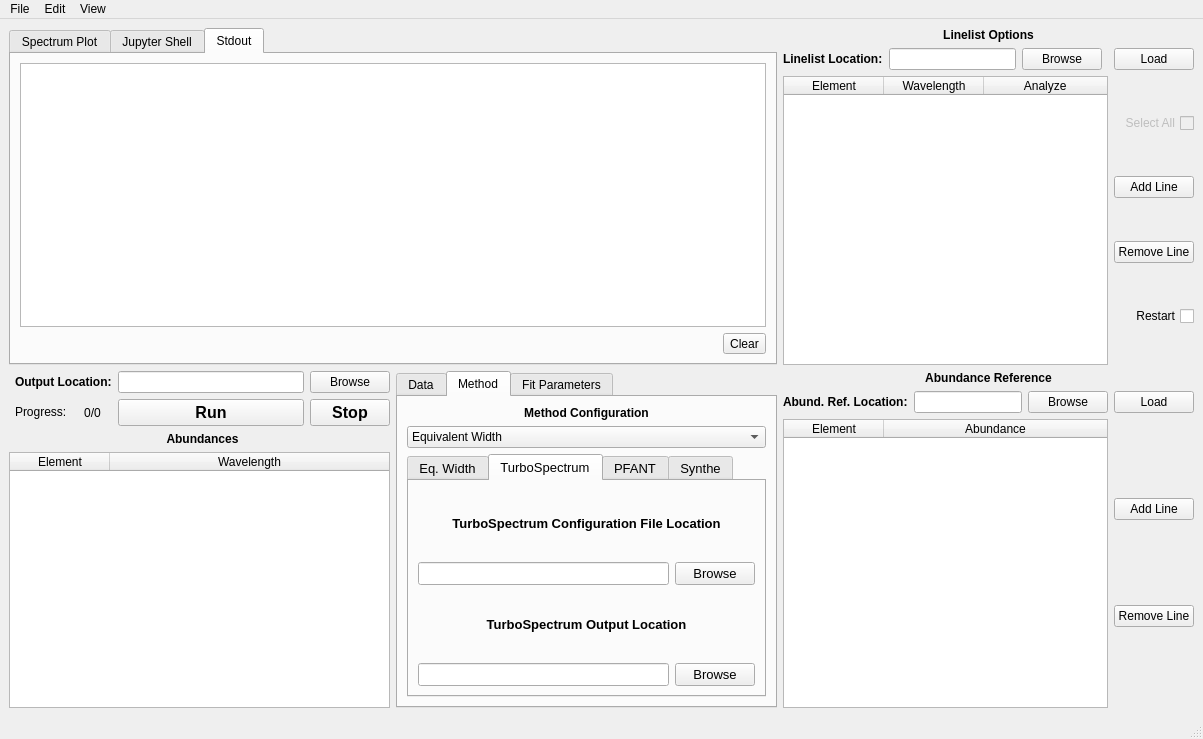
Old version of the form meafs_code/meafs.ui in the repository MatheusJCastro/meafs.
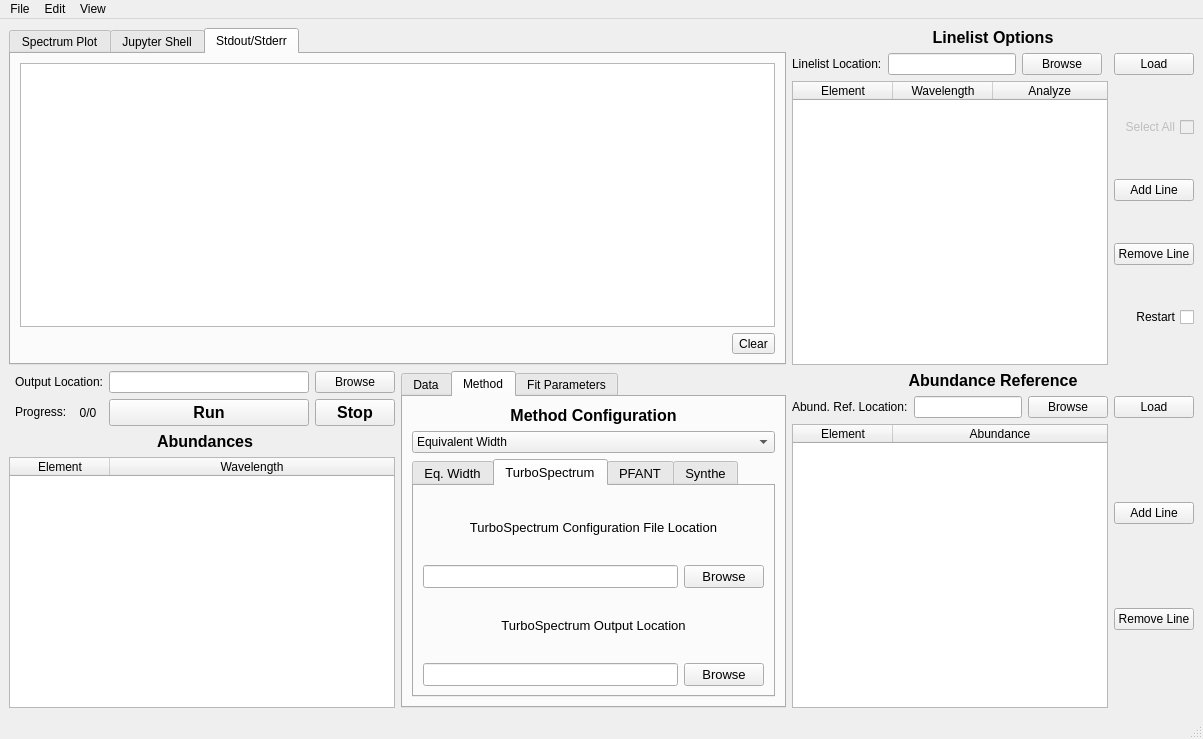
New version of the form. The open tabs and pages were chosen to show the change.

Patch:
```diff
--- a/meafs_code/meafs.ui
+++ b/meafs_code/meafs.ui
@@ -24,6 +24,7 @@
        <widget class="QLabel" name="referlabel">
         <property name="font">
          <font>
+          <pointsize>12</pointsize>
           <weight>75</weight>
           <bold>true</bold>
          </font>
@@ -40,8 +41,8 @@
        <widget class="QLabel" name="referlabel2">
         <property name="font">
          <font>
-          <weight>75</weight>
-          <bold>true</bold>
+          <weight>50</weight>
+          <bold>false</bold>
          </font>
         </property>
         <property name="text">
@@ -125,6 +126,7 @@
        <widget class="QLabel" name="abundanceslabel">
         <property name="font">
          <font>
+          <pointsize>12</pointsize>
           <weight>75</weight>
           <bold>true</bold>
          </font>
@@ -227,8 +229,8 @@
         </property>
         <property name="font">
          <font>
-          <weight>75</weight>
-          <bold>true</bold>
+          <weight>50</weight>
+          <bold>false</bold>
          </font>
         </property>
         <property name="text">
@@ -244,6 +246,7 @@
        <widget class="QLabel" name="linelistlabel">
         <property name="font">
          <font>
+          <pointsize>12</pointsize>
           <weight>75</weight>
           <bold>true</bold>
          </font>
@@ -308,8 +311,8 @@
         </property>
         <property name="font">
          <font>
-          <weight>75</weight>
-          <bold>true</bold>
+          <weight>50</weight>
+          <bold>false</bold>
          </font>
         </property>
         <property name="text">
@@ -476,6 +479,7 @@
             </property>
             <property name="font">
              <font>
+              <pointsize>12</pointsize>
               <weight>75</weight>
               <bold>true</bold>
              </font>
@@ -641,8 +645,8 @@
                   <property name="font">
                    <font>
                     <pointsize>10</pointsize>
-                    <weight>75</weight>
-                    <bold>true</bold>
+                    <weight>50</weight>
+                    <bold>false</bold>
                    </font>
                   </property>
                   <property name="text">
@@ -658,8 +662,8 @@
                   <property name="font">
                    <font>
                     <pointsize>10</pointsize>
-                    <weight>75</weight>
-                    <bold>true</bold>
+                    <weight>50</weight>
+                    <bold>false</bold>
                    </font>
                   </property>
                   <property name="text">
@@ -986,7 +990,7 @@
       </widget>
       <widget class="QWidget" name="tabstoutstderr">
        <attribute name="title">
-        <string>Stdout</string>
+        <string>Stdout/Stderr</string>
        </attribute>
        <layout class="QGridLayout" name="gridLayout_12">
         <item row="2" column="1">
```
Left out of the diff: 7 changed lines with no effect on the pictures.
